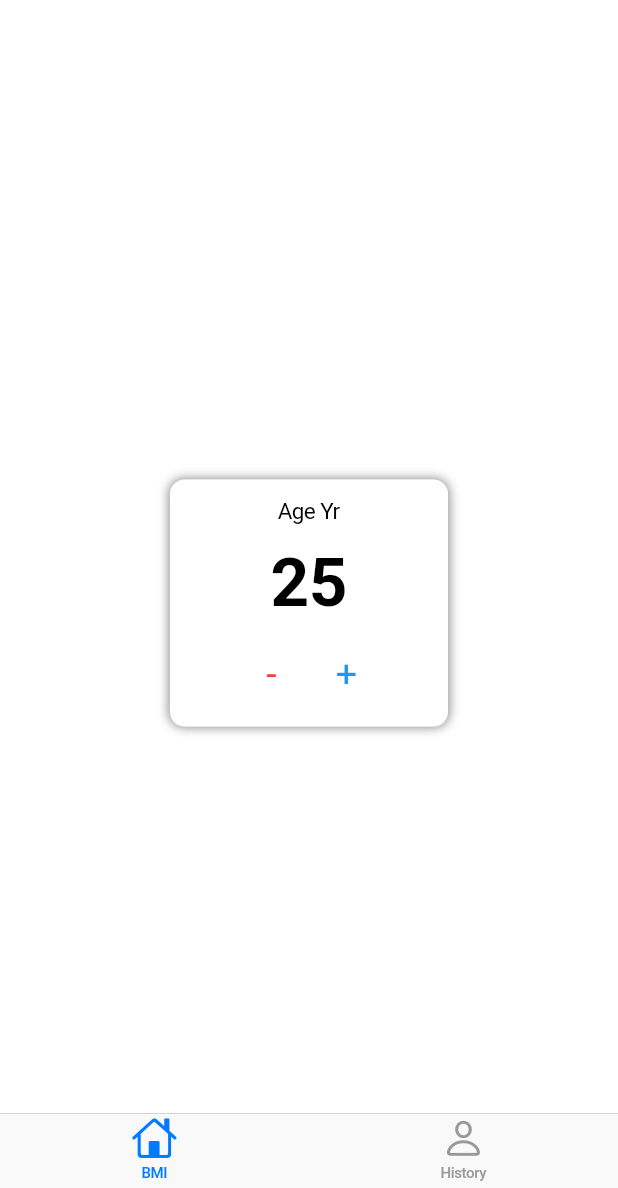
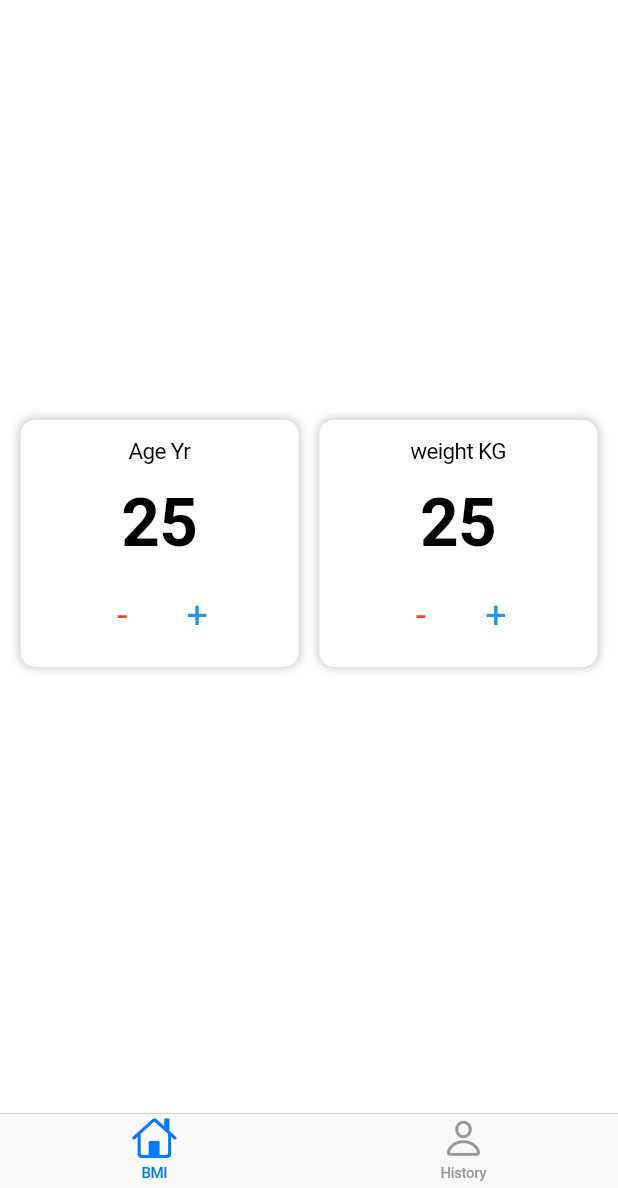
Before and after one commit to IlmanNashran/BMI-Calculator-App, a Flutter app: the screen it shows after launch, on a phone screen of 412 x 824 dp, the part 48-1236 px from its top. Run offline on Flutter 3.47's test engine with Material 2 defaults, Android fonts, the phone set to English and light mode, and no system bars.

Commit message:
create weight widget

```diff
--- a/lib/pages/bmi_page.dart
+++ b/lib/pages/bmi_page.dart
@@ -13,7 +13,7 @@ class BmiPage extends StatefulWidget {
 
 class _BmiPageState extends State<BmiPage> {
   double? _deviceHeight, _deviceWidth;
-  int _age = 25;
+  int _age = 25, weight = 73;
 
   @override
   Widget build(BuildContext context) {
@@ -22,12 +22,22 @@ class _BmiPageState extends State<BmiPage> {
 
     return CupertinoPageScaffold(
         child: Container(
-      child: Center(
-        child: InfoCard(
-          width: _deviceWidth! * 0.45,
-          height: _deviceHeight! * 0.20,
-          child: _ageSelectContainer(),
-        ),
+      height: _deviceHeight! * 0.85,
+      child: Column(
+        mainAxisAlignment: MainAxisAlignment.spaceEvenly,
+        mainAxisSize: MainAxisSize.max,
+        crossAxisAlignment: CrossAxisAlignment.center,
+        children: [
+          Row(
+            mainAxisAlignment: MainAxisAlignment.spaceEvenly,
+            mainAxisSize: MainAxisSize.max,
+            crossAxisAlignment: CrossAxisAlignment.center,
+            children: [
+              _ageSelectContainer(),
+              _weightSelectContainer(),
+            ],
+          )
+        ],
       ),
     ));
   }
@@ -86,4 +96,59 @@ class _BmiPageState extends State<BmiPage> {
       ),
     );
   }
+
+  Widget _weightSelectContainer() {
+    return InfoCard(
+      width: _deviceWidth! * 0.45,
+      height: _deviceHeight! * 0.20,
+      child: Column(
+        mainAxisSize: MainAxisSize.max,
+        mainAxisAlignment: MainAxisAlignment.spaceEvenly,
+        crossAxisAlignment: CrossAxisAlignment.center,
+        children: [
+          const Text(
+            "weight KG",
+            style: TextStyle(
+                color: Colors.black, fontSize: 15, fontWeight: FontWeight.w400),
+          ),
+          Text(
+            _age.toString(),
+            style: const TextStyle(
+                color: Colors.black, fontSize: 45, fontWeight: FontWeight.w700),
+          ),
+          Row(
+            mainAxisAlignment: MainAxisAlignment.center,
+            mainAxisSize: MainAxisSize.max,
+            crossAxisAlignment: CrossAxisAlignment.center,
+            children: [
+              SizedBox(
+                width: 50,
+                child: CupertinoDialogAction(
+                  onPressed: () {
+                    setState(() {
+                      weight--;
+                    });
+                  },
+                  child: const Text('-'),
+                  textStyle: TextStyle(fontSize: 25, color: Colors.red),
+                ),
+              ),
+              SizedBox(
+                width: 50,
+                child: CupertinoDialogAction(
+                  onPressed: () {
+                    setState(() {
+                      weight++;
+                    });
+                  },
+                  child: const Text('+'),
+                  textStyle: TextStyle(fontSize: 25, color: Colors.blue),
+                ),
+              ),
+            ],
+          )
+        ],
+      ),
+    );
+  }
 }
```
